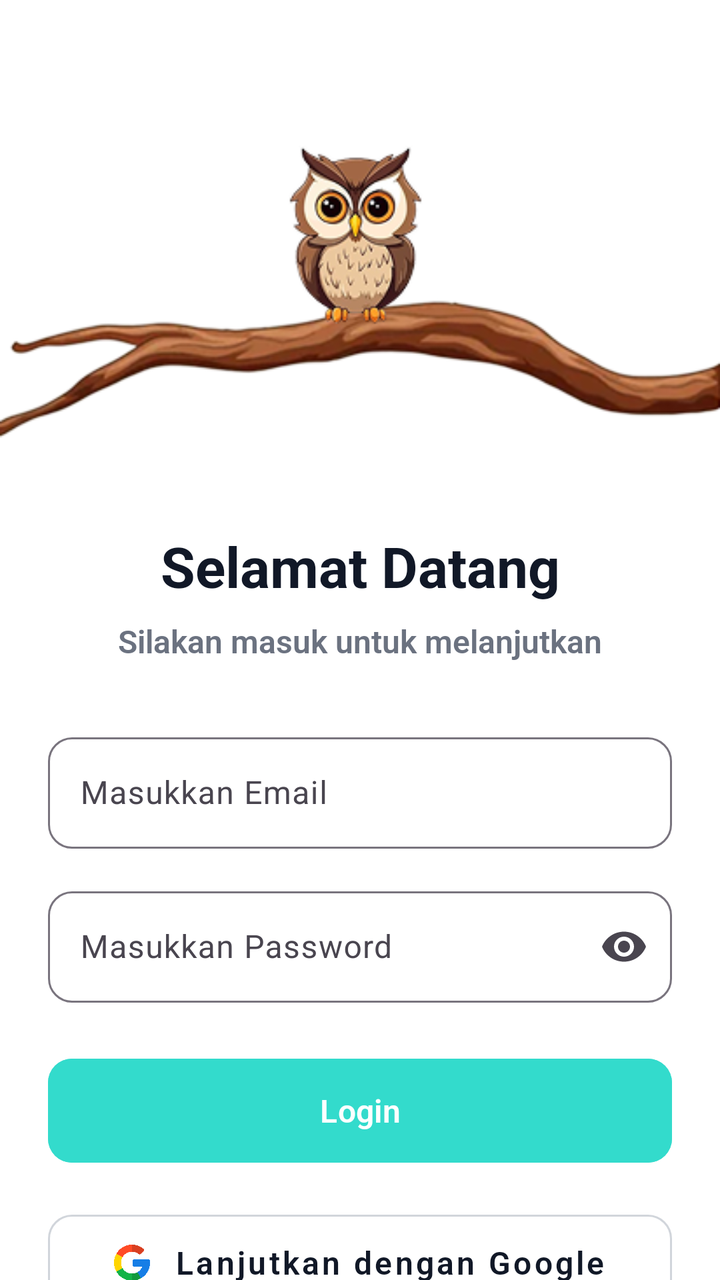
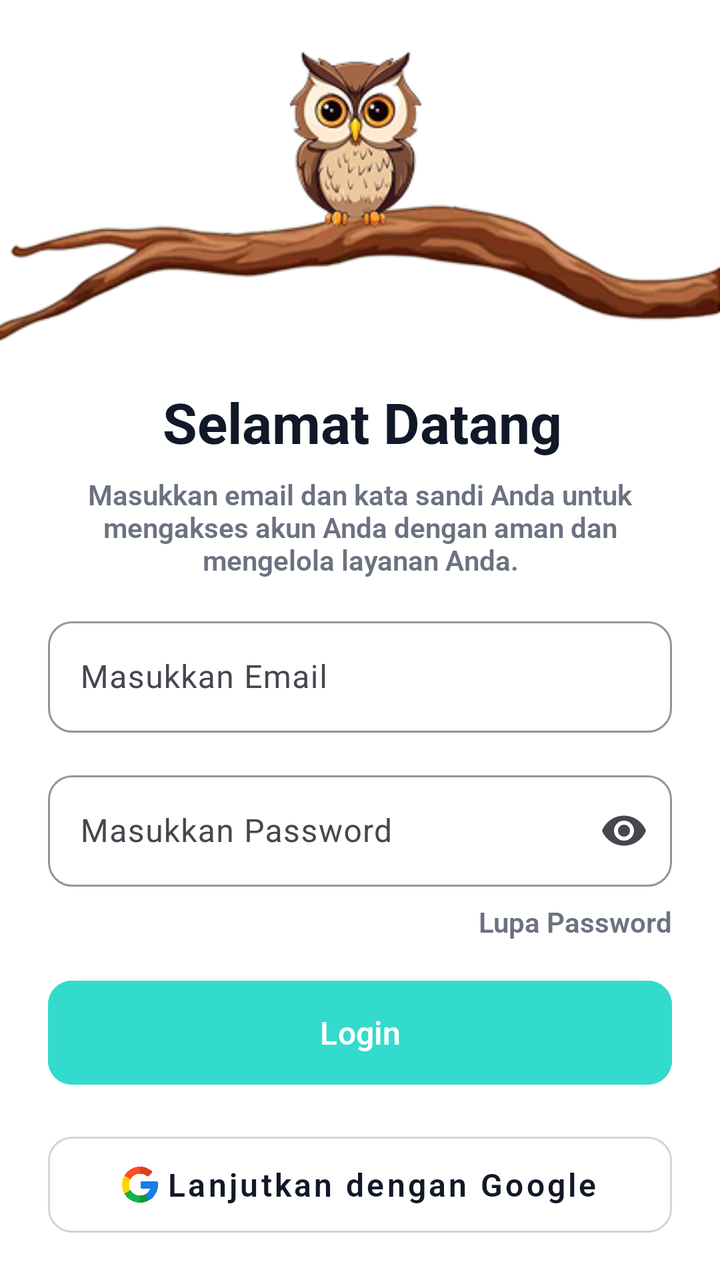

Two renders of the same Android screen: before a commit and after it. Below are the layout's source before the change and the commit's diff.
<!-- AndroidManifest.xml: application theme Theme.Todolist -->
<!-- res/layout/activity_login.xml -->
<?xml version="1.0" encoding="utf-8"?>
<androidx.constraintlayout.widget.ConstraintLayout xmlns:android="http://schemas.android.com/apk/res/android"
    xmlns:app="http://schemas.android.com/apk/res-auto"
    xmlns:tools="http://schemas.android.com/tools"
    android:id="@+id/main"
    android:layout_width="match_parent"
    android:layout_height="match_parent"
    android:background="#FFFFFF"
    android:fontFamily="sans-serif"
    tools:context=".Login">

    <ImageView
        android:id="@+id/logoImageView"
        android:layout_width="0dp"
        android:layout_height="wrap_content"
        android:layout_marginTop="64dp"
        android:adjustViewBounds="true"
        android:contentDescription="Logo Aplikasi"
        android:scaleType="centerCrop"
        android:src="@drawable/tree_logo"
        app:layout_constraintEnd_toEndOf="parent"
        app:layout_constraintStart_toStartOf="parent"
        app:layout_constraintTop_toTopOf="parent" />

    <TextView
        android:id="@+id/titleTextView"
        android:layout_width="wrap_content"
        android:layout_height="wrap_content"
        android:layout_marginTop="32dp"
        android:fontFamily="@font/robotobold"
        android:gravity="center"
        android:paddingLeft="24dp"
        android:paddingRight="24dp"
        android:text="Selamat Datang"
        android:textColor="#111827"
        android:textSize="28sp"
        android:textStyle="bold"
        app:layout_constraintEnd_toEndOf="parent"
        app:layout_constraintStart_toStartOf="parent"
        app:layout_constraintTop_toBottomOf="@id/logoImageView" />

    <TextView
        android:id="@+id/subtitleTextView"
        android:layout_width="wrap_content"
        android:layout_height="wrap_content"
        android:layout_marginTop="8dp"
        android:fontFamily="@font/robotosemibold"
        android:gravity="center"
        android:paddingLeft="24dp"
        android:paddingRight="24dp"
        android:text="Silakan masuk untuk melanjutkan"
        android:textColor="#6B7280"
        android:textSize="16sp"
        app:layout_constraintEnd_toEndOf="parent"
        app:layout_constraintStart_toStartOf="parent"
        app:layout_constraintTop_toBottomOf="@id/titleTextView" />

    <com.google.android.material.textfield.TextInputLayout
        android:id="@+id/emailLayout"
        android:layout_width="0dp"
        android:layout_height="wrap_content"
        android:layout_marginStart="24dp"
        android:layout_marginTop="32dp"
        android:layout_marginEnd="24dp"
        app:boxBackgroundMode="outline"
        app:boxCornerRadiusBottomEnd="12dp"
        app:boxCornerRadiusBottomStart="12dp"
        app:boxCornerRadiusTopEnd="12dp"
        app:boxCornerRadiusTopStart="12dp"
        app:layout_constraintEnd_toEndOf="parent"
        app:layout_constraintStart_toStartOf="parent"
        app:layout_constraintTop_toBottomOf="@id/subtitleTextView">

        <com.google.android.material.textfield.TextInputEditText
            android:id="@+id/etEmail"
            android:layout_width="match_parent"
            android:layout_height="wrap_content"
            android:hint="Masukkan Email"
            android:inputType="textEmailAddress"
            android:textColor="#111827"
            android:textColorHint="#9CA3AF" />
    </com.google.android.material.textfield.TextInputLayout>

    <com.google.android.material.textfield.TextInputLayout
        android:id="@+id/passwordLayout"
        android:layout_width="0dp"
        android:layout_height="wrap_content"
        android:layout_marginStart="24dp"
        android:layout_marginTop="16dp"
        android:layout_marginEnd="24dp"
        app:boxBackgroundMode="outline"
        app:boxCornerRadiusBottomEnd="12dp"
        app:boxCornerRadiusBottomStart="12dp"
        app:boxCornerRadiusTopEnd="12dp"
        app:boxCornerRadiusTopStart="12dp"
        app:endIconMode="password_toggle"
        app:layout_constraintEnd_toEndOf="parent"
        app:layout_constraintStart_toStartOf="parent"
        app:layout_constraintTop_toBottomOf="@id/emailLayout">

        <com.google.android.material.textfield.TextInputEditText
            android:id="@+id/etPassword"
            android:layout_width="match_parent"
            android:layout_height="wrap_content"
            android:hint="Masukkan Password"
            android:inputType="textPassword"
            android:textColor="#111827"
            android:textColorHint="#9CA3AF" />
    </com.google.android.material.textfield.TextInputLayout>

    <com.google.android.material.button.MaterialButton
        android:id="@+id/btnLogin"
        android:layout_width="0dp"
        android:layout_height="60dp"
        android:layout_marginStart="24dp"
        android:layout_marginTop="24dp"
        android:layout_marginEnd="24dp"
        android:backgroundTint="#33DBCC"
        android:fontFamily="@font/robotosemibold"
        android:gravity="center"
        android:text="Login"
        android:textAllCaps="false"
        android:textColor="#FFFFFF"
        android:textSize="16sp"
        android:textStyle="bold"
        app:cornerRadius="12dp"
        app:layout_constraintEnd_toEndOf="parent"
        app:layout_constraintStart_toStartOf="parent"
        app:layout_constraintTop_toBottomOf="@id/passwordLayout" />

    <com.google.android.material.button.MaterialButton
        android:id="@+id/btnGoogleLogin"
        style="@style/Widget.MaterialComponents.Button.OutlinedButton"
        android:layout_width="0dp"
        android:layout_height="60dp"
        android:layout_marginStart="24dp"
        android:layout_marginTop="16dp"
        android:layout_marginEnd="24dp"
        android:fontFamily="@font/robotosemibold"
        android:gravity="center"
        android:text="Lanjutkan dengan Google"
        android:textAllCaps="false"
        android:textColor="#111827"
        android:textSize="16sp"
        android:textStyle="bold"
        app:cornerRadius="12dp"
        app:icon="@drawable/google"
        app:iconGravity="textStart"
        app:iconPadding="12dp"
        app:iconTint="@null"
        app:layout_constraintEnd_toEndOf="parent"
        app:layout_constraintStart_toStartOf="parent"
        app:layout_constraintTop_toBottomOf="@id/btnLogin"
        app:strokeColor="#D1D5DB"
        app:strokeWidth="1dp" />

    <com.google.android.material.button.MaterialButton
        android:id="@+id/btnAppleLogin"
        android:layout_width="0dp"
        android:layout_height="60dp"
        android:layout_marginStart="24dp"
        android:layout_marginTop="16dp"
        android:layout_marginEnd="24dp"
        android:backgroundTint="#33DBCC"
        android:fontFamily="@font/robotosemibold"
        android:gravity="center"
        android:text="Lanjutkan dengan Apple"
        android:textAllCaps="false"
        android:textColor="#FFFFFF"
        android:textSize="16sp"
        android:textStyle="bold"
        app:cornerRadius="12dp"
        app:icon="@drawable/apple"
        app:iconGravity="textStart"
        app:iconPadding="12dp"
        app:iconTint="@null"
        app:layout_constraintEnd_toEndOf="parent"
        app:layout_constraintStart_toStartOf="parent"
        app:layout_constraintTop_toBottomOf="@id/btnGoogleLogin"
        app:layout_constraintBottom_toBottomOf="parent"
        android:layout_marginBottom="32dp"
        app:layout_constraintVertical_bias="0.0" />

</androidx.constraintlayout.widget.ConstraintLayout>
<!-- resources referenced by this layout -->
<resources>
  <!-- drawable apple: png bitmap (drawable, 5349 bytes) -->
  <!-- drawable google: png bitmap (drawable, 20865 bytes) -->
  <!-- drawable tree_logo: png bitmap (drawable, 48020 bytes) -->
  <style name="Theme.Todolist" parent="Base.Theme.Todolist" />
  <style name="Base.Theme.Todolist" parent="Theme.Material3.DayNight.NoActionBar">
          
          
      </style>
</resources>

<!-- the commit's change to res/layout/activity_login.xml (unified diff, before → after) -->
@@ -7,18 +7,19 @@
     android:layout_height="match_parent"
     android:background="#FFFFFF"
     android:fontFamily="sans-serif"
-    tools:context=".Login">
+    tools:context=".login">
 
     <ImageView
         android:id="@+id/logoImageView"
         android:layout_width="0dp"
         android:layout_height="wrap_content"
-        android:layout_marginTop="64dp"
+        android:layout_marginTop="16dp"
         android:adjustViewBounds="true"
         android:contentDescription="Logo Aplikasi"
         android:scaleType="centerCrop"
         android:src="@drawable/tree_logo"
         app:layout_constraintEnd_toEndOf="parent"
+        app:layout_constraintHorizontal_bias="0.0"
         app:layout_constraintStart_toStartOf="parent"
         app:layout_constraintTop_toTopOf="parent" />
 
@@ -26,7 +27,7 @@
         android:id="@+id/titleTextView"
         android:layout_width="wrap_content"
         android:layout_height="wrap_content"
-        android:layout_marginTop="32dp"
+        android:layout_marginTop="8dp"
         android:fontFamily="@font/robotobold"
         android:gravity="center"
         android:paddingLeft="24dp"
@@ -36,21 +37,22 @@
         android:textSize="28sp"
         android:textStyle="bold"
         app:layout_constraintEnd_toEndOf="parent"
+        app:layout_constraintHorizontal_bias="0.509"
         app:layout_constraintStart_toStartOf="parent"
         app:layout_constraintTop_toBottomOf="@id/logoImageView" />
 
     <TextView
         android:id="@+id/subtitleTextView"
-        android:layout_width="wrap_content"
+        android:layout_width="0dp"
         android:layout_height="wrap_content"
         android:layout_marginTop="8dp"
         android:fontFamily="@font/robotosemibold"
         android:gravity="center"
         android:paddingLeft="24dp"
         android:paddingRight="24dp"
-        android:text="Silakan masuk untuk melanjutkan"
+        android:text="Masukkan email dan kata sandi Anda untuk mengakses akun Anda dengan aman dan mengelola layanan Anda."
         android:textColor="#6B7280"
-        android:textSize="16sp"
+        android:textSize="14sp"
         app:layout_constraintEnd_toEndOf="parent"
         app:layout_constraintStart_toStartOf="parent"
         app:layout_constraintTop_toBottomOf="@id/titleTextView" />
@@ -60,14 +62,17 @@
         android:layout_width="0dp"
         android:layout_height="wrap_content"
         android:layout_marginStart="24dp"
-        android:layout_marginTop="32dp"
+        android:layout_marginTop="16dp"
         android:layout_marginEnd="24dp"
         app:boxBackgroundMode="outline"
         app:boxCornerRadiusBottomEnd="12dp"
         app:boxCornerRadiusBottomStart="12dp"
         app:boxCornerRadiusTopEnd="12dp"
         app:boxCornerRadiusTopStart="12dp"
-        app:layout_constraintEnd_toEndOf="parent"
+        app:boxStrokeColor="#33DBCC"
+        app:hintTextColor="#33DBCC"
+        app:layout_constraintEnd_toEndOf="parent"
+        app:layout_constraintHorizontal_bias="0.0"
         app:layout_constraintStart_toStartOf="parent"
         app:layout_constraintTop_toBottomOf="@id/subtitleTextView">
 
@@ -93,7 +98,9 @@
         app:boxCornerRadiusBottomStart="12dp"
         app:boxCornerRadiusTopEnd="12dp"
         app:boxCornerRadiusTopStart="12dp"
+        app:boxStrokeColor="#33DBCC"
         app:endIconMode="password_toggle"
+        app:hintTextColor="#33DBCC"
         app:layout_constraintEnd_toEndOf="parent"
         app:layout_constraintStart_toStartOf="parent"
         app:layout_constraintTop_toBottomOf="@id/emailLayout">
@@ -108,12 +115,25 @@
             android:textColorHint="#9CA3AF" />
     </com.google.android.material.textfield.TextInputLayout>
 
+    <TextView
+        android:id="@+id/tvForgotPassword"
+        android:layout_width="wrap_content"
+        android:layout_height="wrap_content"
+        android:layout_marginTop="8dp"
+        android:layout_marginEnd="24dp"
+        android:fontFamily="@font/robotosemibold"
+        android:text="Lupa Password"
+        android:textColor="#6B7280"
+        android:textSize="14sp"
+        app:layout_constraintEnd_toEndOf="parent"
+        app:layout_constraintTop_toBottomOf="@id/passwordLayout" />
+
     <com.google.android.material.button.MaterialButton
         android:id="@+id/btnLogin"
         android:layout_width="0dp"
         android:layout_height="60dp"
         android:layout_marginStart="24dp"
-        android:layout_marginTop="24dp"
+        android:layout_marginTop="16dp"
         android:layout_marginEnd="24dp"
         android:backgroundTint="#33DBCC"
         android:fontFamily="@font/robotosemibold"
@@ -126,7 +146,7 @@
         app:cornerRadius="12dp"
         app:layout_constraintEnd_toEndOf="parent"
         app:layout_constraintStart_toStartOf="parent"
-        app:layout_constraintTop_toBottomOf="@id/passwordLayout" />
+        app:layout_constraintTop_toBottomOf="@id/tvForgotPassword" />
 
     <com.google.android.material.button.MaterialButton
         android:id="@+id/btnGoogleLogin"
@@ -137,7 +157,6 @@
         android:layout_marginTop="16dp"
         android:layout_marginEnd="24dp"
         android:fontFamily="@font/robotosemibold"
-        android:gravity="center"
         android:text="Lanjutkan dengan Google"
         android:textAllCaps="false"
         android:textColor="#111827"
@@ -146,7 +165,7 @@
         app:cornerRadius="12dp"
         app:icon="@drawable/google"
         app:iconGravity="textStart"
-        app:iconPadding="12dp"
+        app:iconPadding="4dp"
         app:iconTint="@null"
         app:layout_constraintEnd_toEndOf="parent"
         app:layout_constraintStart_toStartOf="parent"
@@ -154,31 +173,32 @@
         app:strokeColor="#D1D5DB"
         app:strokeWidth="1dp" />
 
-    <com.google.android.material.button.MaterialButton
-        android:id="@+id/btnAppleLogin"
-        android:layout_width="0dp"
-        android:layout_height="60dp"
-        android:layout_marginStart="24dp"
-        android:layout_marginTop="16dp"
-        android:layout_marginEnd="24dp"
-        android:backgroundTint="#33DBCC"
-        android:fontFamily="@font/robotosemibold"
-        android:gravity="center"
-        android:text="Lanjutkan dengan Apple"
-        android:textAllCaps="false"
-        android:textColor="#FFFFFF"
-        android:textSize="16sp"
-        android:textStyle="bold"
-        app:cornerRadius="12dp"
-        app:icon="@drawable/apple"
-        app:iconGravity="textStart"
-        app:iconPadding="12dp"
-        app:iconTint="@null"
-        app:layout_constraintEnd_toEndOf="parent"
-        app:layout_constraintStart_toStartOf="parent"
-        app:layout_constraintTop_toBottomOf="@id/btnGoogleLogin"
-        app:layout_constraintBottom_toBottomOf="parent"
-        android:layout_marginBottom="32dp"
-        app:layout_constraintVertical_bias="0.0" />
+    <LinearLayout
+        android:layout_width="wrap_content"
+        android:layout_height="wrap_content"
+        android:layout_marginTop="16dp"
+        android:orientation="horizontal"
+        app:layout_constraintEnd_toEndOf="parent"
+        app:layout_constraintStart_toStartOf="parent"
+        app:layout_constraintTop_toBottomOf="@id/btnGoogleLogin">
+
+        <TextView
+            android:layout_width="wrap_content"
+            android:layout_height="wrap_content"
+            android:fontFamily="@font/robotosemibold"
+            android:text="Belum Memiliki Akun? "
+            android:textColor="#6B7280"
+            android:textSize="14sp" />
+
+        <TextView
+            android:id="@+id/tvRegister"
+            android:layout_width="wrap_content"
+            android:layout_height="wrap_content"
+            android:fontFamily="@font/robotosemibold"
+            android:text="Daftar Sekarang"
+            android:textColor="#33DBCC"
+            android:textSize="14sp"
+            android:textStyle="bold" />
+    </LinearLayout>
 
 </androidx.constraintlayout.widget.ConstraintLayout>
<!-- resource entries referenced after the edit -->
@@ -1,6 +1,5 @@
 <!-- resources referenced by this layout -->
 <resources>
-  <!-- drawable apple: png bitmap (drawable, 5349 bytes) -->
   <!-- drawable google: png bitmap (drawable, 20865 bytes) -->
   <!-- drawable tree_logo: png bitmap (drawable, 48020 bytes) -->
   <style name="Theme.Todolist" parent="Base.Theme.Todolist" />
